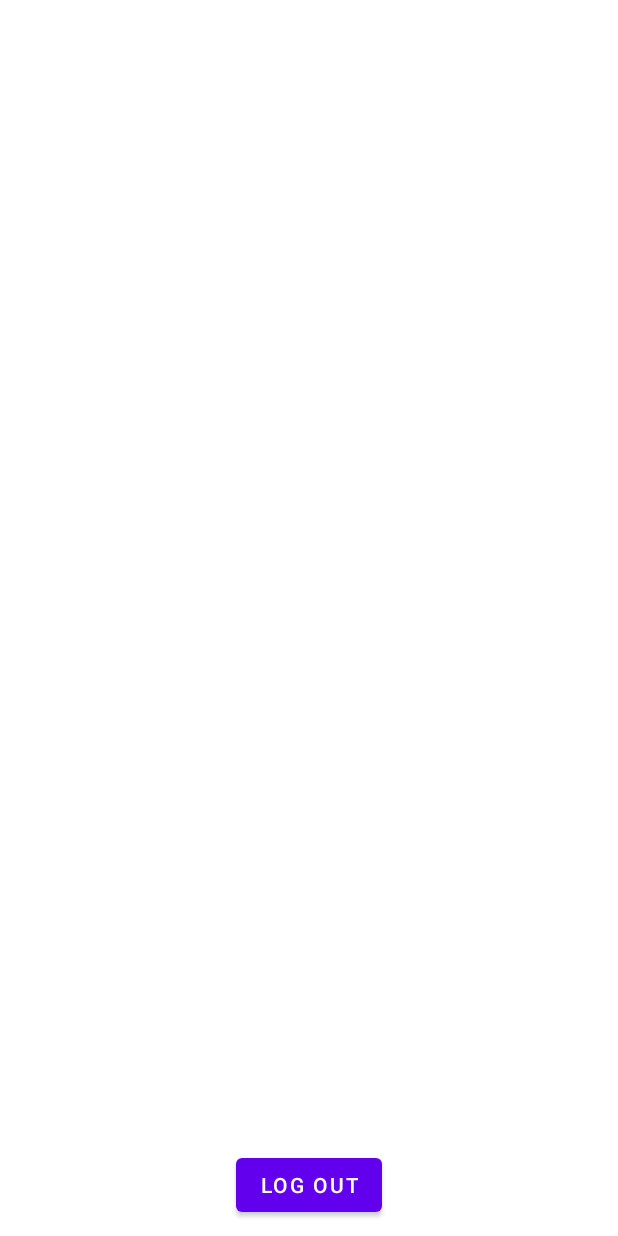
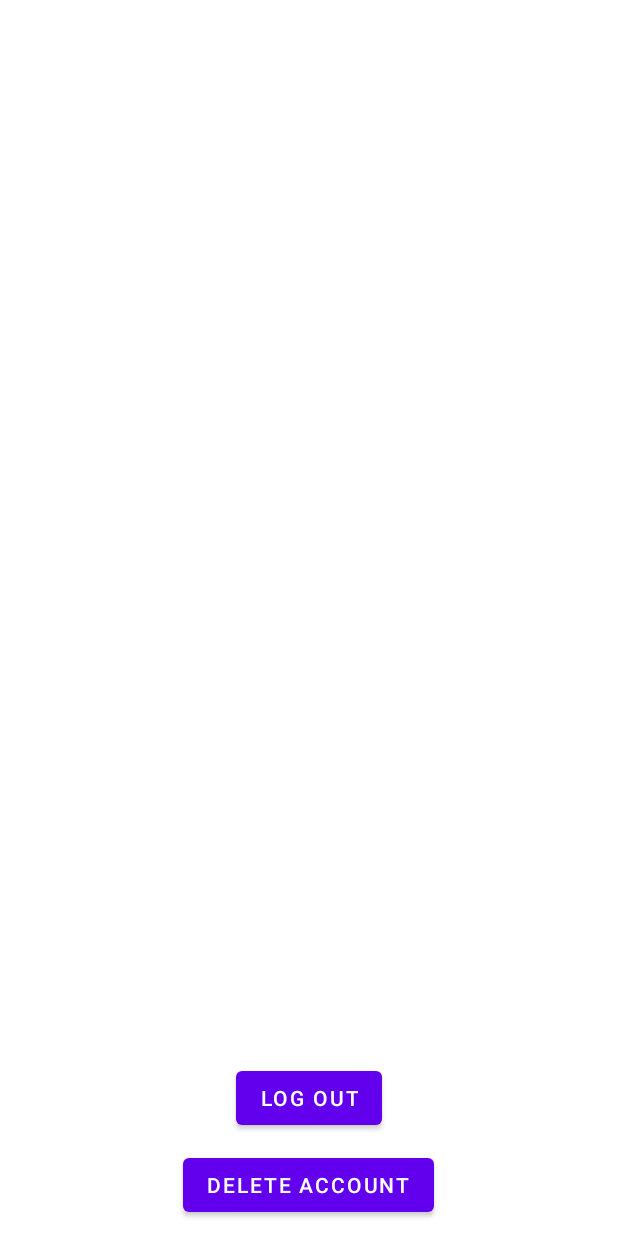
Before and after one commit to sabrinugh/Whistle, an Android app: the layout activity_main.xml on its own in the app's theme, with its tools: preview values and no code run, on a phone screen of 412 x 824 dp. Run offline under Robolectric (Android 15) with nearby library versions, the phone set to English and light mode, and no system bars.

Commit message:
Stay_log_in_and_delete

```diff
--- a/app/src/main/java/com/example/ddating/registerActivity.java
+++ b/app/src/main/java/com/example/ddating/registerActivity.java
@@ -16,6 +16,7 @@ import com.google.android.gms.tasks.OnCompleteListener;
 import com.google.android.gms.tasks.Task;
 import com.google.firebase.auth.AuthResult;
 import com.google.firebase.auth.FirebaseAuth;
+import com.google.firebase.auth.FirebaseUser;
 
 public class registerActivity extends AppCompatActivity {
 
--- a/app/src/main/res/layout/activity_main.xml
+++ b/app/src/main/res/layout/activity_main.xml
@@ -11,9 +11,20 @@
         android:layout_height="wrap_content"
         android:id="@+id/logout"
         android:text="Log Out"
+        android:layout_marginEnd="10dp"
+        android:layout_marginBottom="10dp"
+        android:layout_centerHorizontal="true"
+        android:layout_above="@+id/delete"/>
+
+    <Button
+        android:layout_width="wrap_content"
+        android:layout_height="wrap_content"
+        android:id="@+id/delete"
+        android:text="Delete Account"
         android:layout_alignParentBottom="true"
         android:layout_marginEnd="10dp"
         android:layout_marginBottom="10dp"
         android:layout_centerHorizontal="true"/>
 
+
 </RelativeLayout>
```
Also changed, not shown: app/src/main/java/com/example/ddating/MainActivity.java (+15 -0 lines), app/src/main/java/com/example/ddating/startActivity.java (+17 -0 lines).
